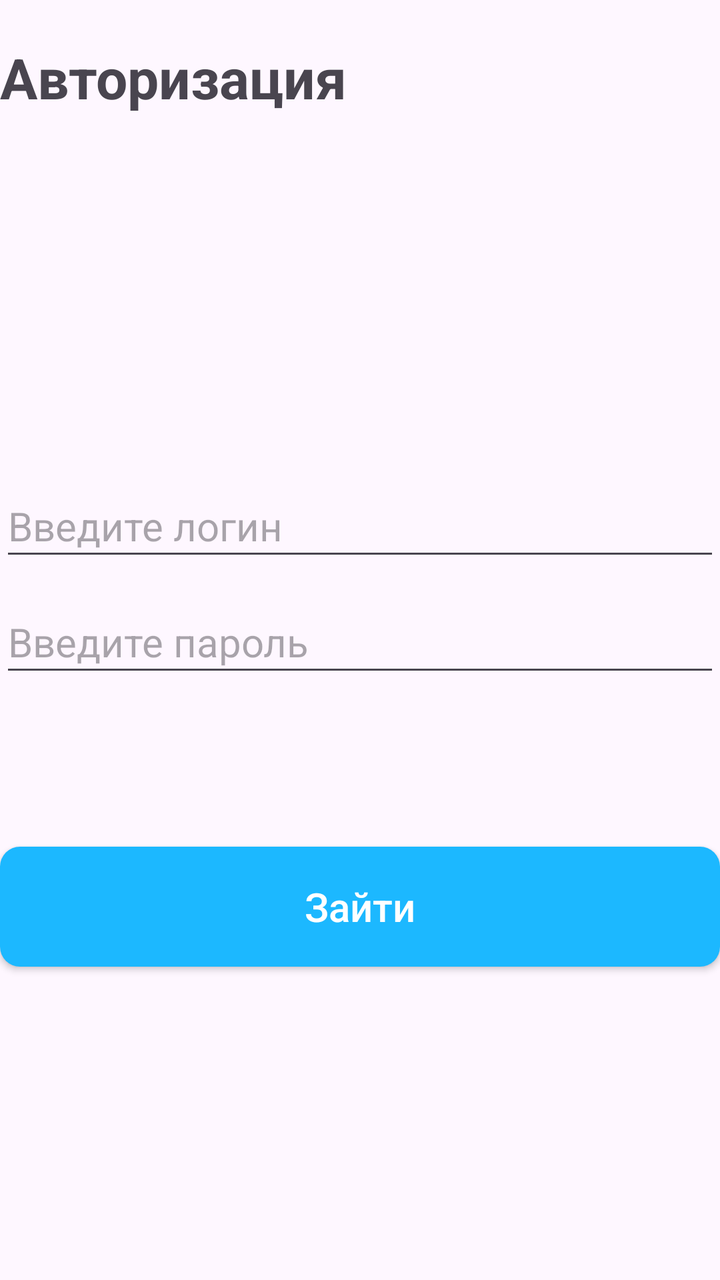
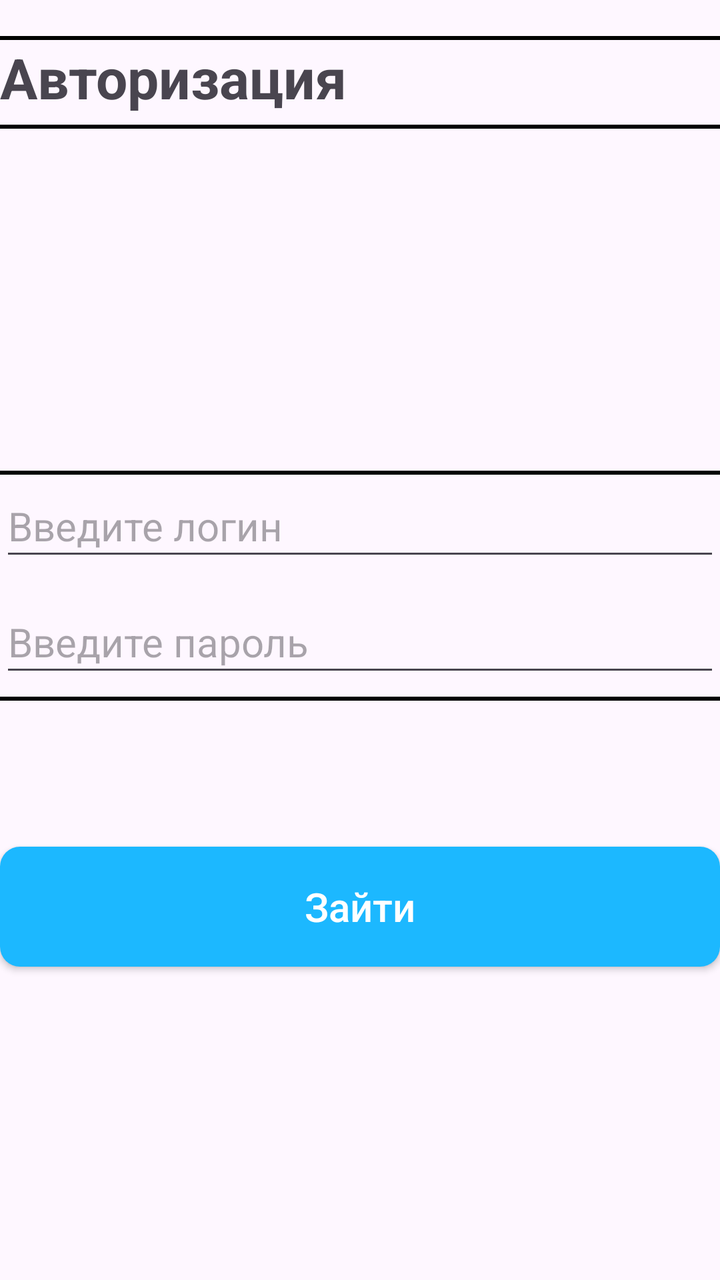

Compare the two renders of this Android layout. The source of the first and the diff that turns it into the second are given below.
<!-- AndroidManifest.xml: application theme Theme.Pr22_2_KMA -->
<!-- res/layout/fragment_login.xml -->
<?xml version="1.0" encoding="utf-8"?>
<androidx.constraintlayout.widget.ConstraintLayout
    xmlns:android="http://schemas.android.com/apk/res/android"
    xmlns:app="http://schemas.android.com/apk/res-auto"
    android:layout_width="match_parent"
    android:layout_height="match_parent"
    android:layout_margin="16dp">

    <TextView
        android:id="@+id/log"
        app:layout_constraintStart_toStartOf="parent"
        app:layout_constraintTop_toTopOf="parent"
        android:layout_width="match_parent"
        android:layout_height="wrap_content"
        android:layout_marginTop="20sp"
        android:text="@string/login"
        android:textSize="28sp"
        android:textStyle="bold"/>

    <EditText
        android:id="@+id/login"
        android:layout_width="match_parent"
        android:layout_height="48dp"
        app:layout_constraintStart_toStartOf="parent"
        app:layout_constraintTop_toBottomOf="@id/log"
        android:layout_marginTop="180sp"
        android:hint="@string/login_ed"
        android:textSize="20sp"/>

    <EditText
        android:id="@+id/password"
        android:layout_width="match_parent"
        android:layout_height="48dp"
        app:layout_constraintStart_toStartOf="parent"
        app:layout_constraintTop_toBottomOf="@id/login"
        android:layout_marginTop="10sp"
        android:hint="@string/pass_ed"
        android:textSize="20sp"/>

    <androidx.appcompat.widget.AppCompatButton
        android:id="@+id/btn_enter"
        android:layout_width="match_parent"
        android:layout_height="60sp"
        app:layout_constraintStart_toStartOf="parent"
        app:layout_constraintTop_toBottomOf="@id/password"
        android:layout_marginTop="80sp"
        android:text="@string/enter"
        android:textAllCaps="false"
        android:textSize="20sp"
        android:textColor="@color/white"
        android:background="@drawable/button"/>

</androidx.constraintlayout.widget.ConstraintLayout>
<!-- resources referenced by this layout -->
<resources>
  <color name="white">#FFFFFFFF</color>
  <!-- drawable button (drawable) -->
  <?xml version="1.0" encoding="utf-8"?>
  <shape xmlns:android="http://schemas.android.com/apk/res/android">
      <corners android:radius="10sp"/>
      <solid android:color="@color/blue"/>
  </shape>
  <string name="enter">Зайти</string>
  <string name="login">Авторизация</string>
  <string name="login_ed">Введите логин</string>
  <string name="pass_ed">Введите пароль</string>
  <style name="Theme.Pr22_2_KMA" parent="Base.Theme.Pr22_2_KMA" />
  <color name="blue">#1CB8FF</color>
  <style name="Base.Theme.Pr22_2_KMA" parent="Theme.Material3.DayNight.NoActionBar">
          
          
      </style>
</resources>

<!-- the commit's change to res/layout/fragment_login.xml (unified diff, before → after) -->
@@ -2,9 +2,19 @@
 <androidx.constraintlayout.widget.ConstraintLayout
     xmlns:android="http://schemas.android.com/apk/res/android"
     xmlns:app="http://schemas.android.com/apk/res-auto"
+    xmlns:tools="http://schemas.android.com/tools"
     android:layout_width="match_parent"
     android:layout_height="match_parent"
     android:layout_margin="16dp">
+
+    <View
+        android:layout_width="match_parent"
+        android:layout_height="2sp"
+        android:background="@color/black"
+        app:layout_constraintStart_toStartOf="parent"
+        app:layout_constraintBottom_toTopOf="@id/log"
+        android:layout_marginTop="5sp"
+        tools:ignore="SmallSp" />
 
     <TextView
         android:id="@+id/log"
@@ -16,6 +26,24 @@
         android:text="@string/login"
         android:textSize="28sp"
         android:textStyle="bold"/>
+
+    <View
+        android:layout_width="match_parent"
+        android:layout_height="2sp"
+        android:background="@color/black"
+        app:layout_constraintStart_toStartOf="parent"
+        app:layout_constraintTop_toBottomOf="@id/log"
+        android:layout_marginTop="5sp"
+        tools:ignore="SmallSp" />
+
+    <View
+        android:layout_width="match_parent"
+        android:layout_height="2sp"
+        android:background="@color/black"
+        app:layout_constraintStart_toStartOf="parent"
+        app:layout_constraintBottom_toTopOf="@id/login"
+        android:layout_marginTop="5sp"
+        tools:ignore="SmallSp" />
 
     <EditText
         android:id="@+id/login"
@@ -37,6 +65,15 @@
         android:hint="@string/pass_ed"
         android:textSize="20sp"/>
 
+    <View
+        android:layout_width="match_parent"
+        android:layout_height="2sp"
+        android:background="@color/black"
+        app:layout_constraintStart_toStartOf="parent"
+        app:layout_constraintTop_toBottomOf="@id/password"
+        android:layout_marginTop="5sp"
+        tools:ignore="SmallSp" />
+
     <androidx.appcompat.widget.AppCompatButton
         android:id="@+id/btn_enter"
         android:layout_width="match_parent"
<!-- resource entries referenced after the edit -->
@@ -1,5 +1,6 @@
 <!-- resources referenced by this layout -->
 <resources>
+  <color name="black">#FF000000</color>
   <color name="white">#FFFFFFFF</color>
   <!-- drawable button (drawable) -->
   <?xml version="1.0" encoding="utf-8"?>
